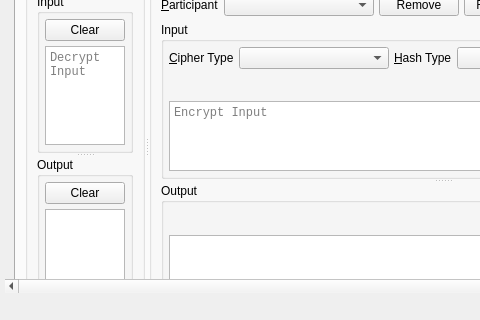
This is branches/trunk/UI/spot-on-rosetta.ui in textbrowser/spot-on as Qt 5 draws it before an edit; both pictures show x 0 to 480 and y 130 to 450 of the 650 by 450 pixel window. The edited form follows.
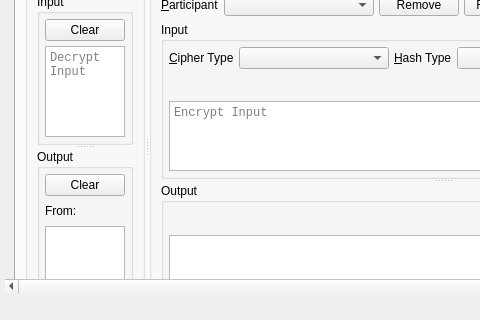
This is the edited form. Icons and pictures are not drawn.

Commit message: Sender information.

What changed in the file:
```diff
--- a/branches/trunk/UI/spot-on-rosetta.ui
+++ b/branches/trunk/UI/spot-on-rosetta.ui
@@ -97,7 +97,7 @@
        <property name="geometry">
         <rect>
          <x>0</x>
-         <y>0</y>
+         <y>-237</y>
          <width>799</width>
          <height>562</height>
         </rect>
@@ -239,6 +239,40 @@
                       </item>
                      </layout>
                     </item>
+                    <item>
+                     <layout class="QHBoxLayout" name="horizontalLayout_10">
+                      <item>
+                       <widget class="QLabel" name="label_5">
+                        <property name="text">
+                         <string>From:</string>
+                        </property>
+                       </widget>
+                      </item>
+                      <item>
+                       <widget class="QLabel" name="from">
+                        <property name="wordWrap">
+                         <bool>true</bool>
+                        </property>
+                        <property name="textInteractionFlags">
+                         <set>Qt::LinksAccessibleByMouse|Qt::TextSelectableByKeyboard|Qt::TextSelectableByMouse</set>
+                        </property>
+                       </widget>
+                      </item>
+                      <item>
+                       <spacer name="horizontalSpacer_11">
+                        <property name="orientation">
+                         <enum>Qt::Horizontal</enum>
+                        </property>
+                        <property name="sizeHint" stdset="0">
+                         <size>
+                          <width>40</width>
+                          <height>20</height>
+                         </size>
+                        </property>
+                       </spacer>
+                      </item>
+                     </layout>
+                    </item>
                     <item>
                      <widget class="QTextBrowser" name="outputDecrypt">
                       <property name="font">
```
The commit also changes 2 other files.
